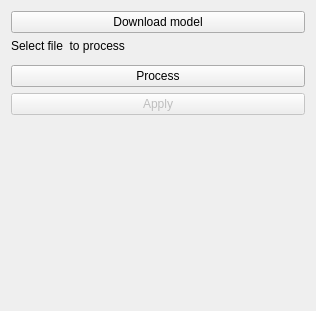
This is septum_analysis/Resources/UI/septum_analysis.ui in OSLL/slicer-nasal-septum-analysis as Qt 5 draws it before an edit. The edited form follows.
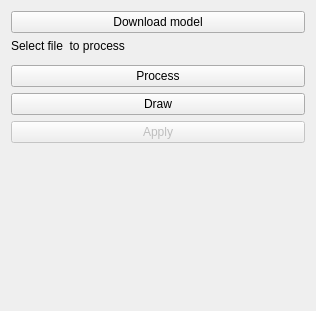
This is the edited form. Custom widgets are drawn as their Qt base class.

```diff
--- a/septum_analysis/Resources/UI/septum_analysis.ui
+++ b/septum_analysis/Resources/UI/septum_analysis.ui
@@ -35,6 +35,13 @@
      </property>
     </widget>
    </item>
+   <item>
+    <widget class="QPushButton" name="DrawButton">
+     <property name="text">
+      <string>Draw</string>
+     </property>
+    </widget>
+   </item>
    <item>
     <widget class="QPushButton" name="applyButton">
      <property name="enabled">
```
